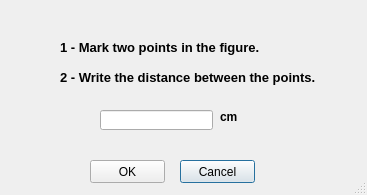
First picture: the form in src/view/DialogCalibration.ui, repository romariorios/CVMob, before the edit.
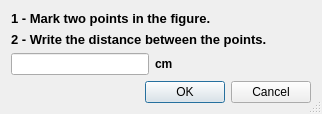
Second picture: the form after the edit.

Patch:
```diff
--- a/src/view/DialogCalibration.ui
+++ b/src/view/DialogCalibration.ui
@@ -12,8 +12,8 @@
    <rect>
     <x>0</x>
     <y>0</y>
-    <width>367</width>
-    <height>195</height>
+    <width>322</width>
+    <height>109</height>
    </rect>
   </property>
   <property name="windowTitle">
@@ -22,15 +22,28 @@
   <property name="sizeGripEnabled">
    <bool>true</bool>
   </property>
+  <layout class="QVBoxLayout" name="verticalLayout">
+   <item>
+    <widget class="QLabel" name="lblPattern_2">
+     <property name="font">
+      <font>
+       <pointsize>10</pointsize>
+       <weight>75</weight>
+       <bold>true</bold>
+       <underline>false</underline>
+      </font>
+     </property>
+     <property name="text">
+      <string>&lt;!DOCTYPE HTML PUBLIC &quot;-//W3C//DTD HTML 4.0//EN&quot; &quot;http://www.w3.org/TR/REC-html40/strict.dtd&quot;&gt;
+&lt;html&gt;&lt;head&gt;&lt;meta name=&quot;qrichtext&quot; content=&quot;1&quot; /&gt;&lt;style type=&quot;text/css&quot;&gt;
+p, li { white-space: pre-wrap; }
+&lt;/style&gt;&lt;/head&gt;&lt;body style=&quot; font-family:'MS Shell Dlg 2'; font-size:10pt; font-weight:600; font-style:normal;&quot;&gt;
+&lt;p style=&quot; margin-top:0px; margin-bottom:0px; margin-left:0px; margin-right:0px; -qt-block-indent:0; text-indent:0px;&quot;&gt;1 - Mark two points in the figure.&lt;/p&gt;&lt;/body&gt;&lt;/html&gt;</string>
+     </property>
+    </widget>
+   </item>
+   <item>
   <widget class="QLabel" name="lblPattern">
-   <property name="geometry">
-    <rect>
-     <x>60</x>
-     <y>70</y>
-     <width>281</width>
-     <height>16</height>
-    </rect>
-   </property>
    <property name="font">
     <font>
      <pointsize>10</pointsize>
@@ -47,28 +60,71 @@
 &lt;p style=&quot; margin-top:0px; margin-bottom:0px; margin-left:0px; margin-right:0px; -qt-block-indent:0; text-indent:0px;&quot;&gt;2 - Write the distance between the points.&lt;/p&gt;&lt;/body&gt;&lt;/html&gt;</string>
    </property>
   </widget>
-  <widget class="QPushButton" name="btnCancel">
-   <property name="geometry">
-    <rect>
-     <x>180</x>
-     <y>160</y>
-     <width>75</width>
-     <height>23</height>
-    </rect>
+   </item>
+   <item>
+    <layout class="QHBoxLayout" name="horizontalLayout">
+     <item>
+      <widget class="QLineEdit" name="txtDistance"/>
+     </item>
+     <item>
+      <widget class="QLabel" name="label">
+       <property name="font">
+        <font>
+         <pointsize>9</pointsize>
+         <weight>75</weight>
+         <bold>true</bold>
+        </font>
    </property>
    <property name="text">
-    <string>Cancel</string>
-   </property>
-  </widget>
+        <string>cm</string>
+       </property>
+      </widget>
+     </item>
+     <item>
+      <spacer name="horizontalSpacer">
+       <property name="orientation">
+        <enum>Qt::Horizontal</enum>
+       </property>
+       <property name="sizeHint" stdset="0">
+        <size>
+         <width>40</width>
+         <height>20</height>
+        </size>
+       </property>
+      </spacer>
+     </item>
+    </layout>
+   </item>
+   <item>
+    <spacer name="verticalSpacer">
+     <property name="orientation">
+      <enum>Qt::Vertical</enum>
+     </property>
+     <property name="sizeHint" stdset="0">
+      <size>
+       <width>20</width>
+       <height>40</height>
+      </size>
+     </property>
+    </spacer>
+   </item>
+   <item>
+    <layout class="QHBoxLayout" name="horizontalLayout_2">
+     <item>
+      <spacer name="horizontalSpacer_2">
+       <property name="orientation">
+        <enum>Qt::Horizontal</enum>
+       </property>
+       <property name="sizeHint" stdset="0">
+        <size>
+         <width>40</width>
+         <height>20</height>
+        </size>
+       </property>
+      </spacer>
+     </item>
+     <item>
   <widget class="QPushButton" name="btnOK">
-   <property name="geometry">
-    <rect>
-     <x>90</x>
-     <y>160</y>
-     <width>75</width>
-     <height>23</height>
-    </rect>
-   </property>
    <property name="text">
     <string>OK</string>
    </property>
@@ -76,61 +132,17 @@
     <string>Return</string>
    </property>
   </widget>
-  <widget class="QLabel" name="lblPattern_2">
-   <property name="geometry">
-    <rect>
-     <x>60</x>
-     <y>40</y>
-     <width>261</width>
-     <height>16</height>
-    </rect>
-   </property>
-   <property name="font">
-    <font>
-     <pointsize>10</pointsize>
-     <weight>75</weight>
-     <bold>true</bold>
-     <underline>false</underline>
-    </font>
-   </property>
+     </item>
+     <item>
+      <widget class="QPushButton" name="btnCancel">
    <property name="text">
-    <string>&lt;!DOCTYPE HTML PUBLIC &quot;-//W3C//DTD HTML 4.0//EN&quot; &quot;http://www.w3.org/TR/REC-html40/strict.dtd&quot;&gt;
-&lt;html&gt;&lt;head&gt;&lt;meta name=&quot;qrichtext&quot; content=&quot;1&quot; /&gt;&lt;style type=&quot;text/css&quot;&gt;
-p, li { white-space: pre-wrap; }
-&lt;/style&gt;&lt;/head&gt;&lt;body style=&quot; font-family:'MS Shell Dlg 2'; font-size:10pt; font-weight:600; font-style:normal;&quot;&gt;
-&lt;p style=&quot; margin-top:0px; margin-bottom:0px; margin-left:0px; margin-right:0px; -qt-block-indent:0; text-indent:0px;&quot;&gt;1 - Mark two points in the figure.&lt;/p&gt;&lt;/body&gt;&lt;/html&gt;</string>
-   </property>
-  </widget>
-  <widget class="QLabel" name="label">
-   <property name="geometry">
-    <rect>
-     <x>220</x>
-     <y>110</y>
-     <width>46</width>
-     <height>14</height>
-    </rect>
-   </property>
-   <property name="font">
-    <font>
-     <pointsize>9</pointsize>
-     <weight>75</weight>
-     <bold>true</bold>
-    </font>
-   </property>
-   <property name="text">
-    <string>cm</string>
-   </property>
-  </widget>
-  <widget class="QLineEdit" name="txtDistance">
-   <property name="geometry">
-    <rect>
-     <x>100</x>
-     <y>110</y>
-     <width>113</width>
-     <height>20</height>
-    </rect>
-   </property>
-  </widget>
+        <string>Cancel</string>
+       </property>
+      </widget>
+     </item>
+    </layout>
+   </item>
+  </layout>
  </widget>
  <tabstops>
   <tabstop>txtDistance</tabstop>
```
Lines whose indentation alone changed are shown as unchanged.
